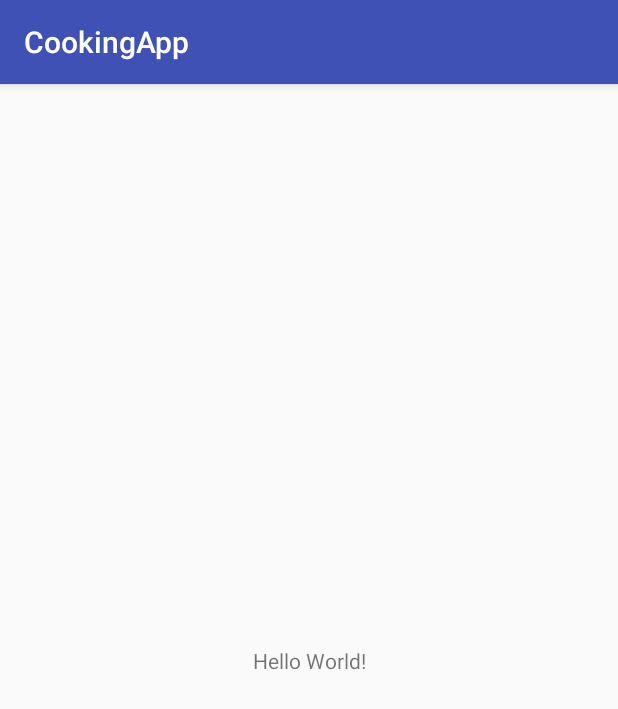
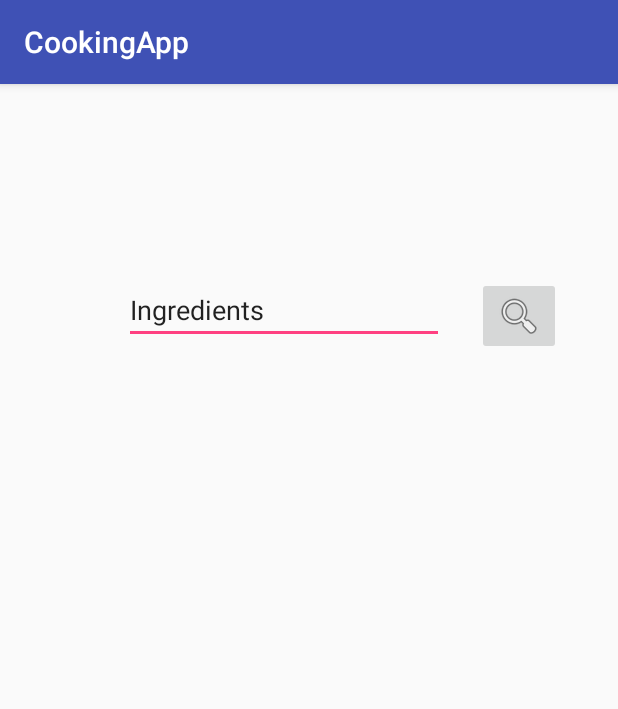
Before and after one commit to travesto/CookingApp, an Android app: the screen it shows after launch (MainActivity), on a phone screen of 412 x 824 dp. Shown: the top 709 px of the screen. Run offline under Robolectric (Android 15) with nearby library versions, the light colour scheme and no system bars.

Commit message:
Basic Search Bar & Results

```diff
--- a/app/src/main/AndroidManifest.xml
+++ b/app/src/main/AndroidManifest.xml
@@ -16,6 +16,12 @@
                 <category android:name="android.intent.category.LAUNCHER" />
             </intent-filter>
         </activity>
+        <activity android:name=".ResultsActivity">
+            <meta-data
+                android:name="android.support.PARENT_ACTIVITY"
+                android:value=".MainActivity" />
+        </activity>
     </application>
 
+
 </manifest>
--- a/app/src/main/res/layout/activity_main.xml
+++ b/app/src/main/res/layout/activity_main.xml
@@ -6,13 +6,30 @@
     android:layout_height="match_parent"
     tools:context="com.example.travis.cookingapp.MainActivity">
 
-    <TextView
+    <EditText
+        android:id="@+id/searchText"
         android:layout_width="wrap_content"
         android:layout_height="wrap_content"
-        android:text="Hello World!"
-        app:layout_constraintBottom_toBottomOf="parent"
-        app:layout_constraintLeft_toLeftOf="parent"
-        app:layout_constraintRight_toRightOf="parent"
+        android:layout_marginEnd="8dp"
+        android:layout_marginStart="38dp"
+        android:layout_marginTop="128dp"
+        android:ems="10"
+        android:inputType="text"
+        android:text="Ingredients"
+        app:layout_constraintEnd_toStartOf="@+id/searchButton"
+        app:layout_constraintHorizontal_bias="0.761"
+        app:layout_constraintStart_toStartOf="parent"
         app:layout_constraintTop_toTopOf="parent" />
 
+    <ImageButton
+        android:id="@+id/searchButton"
+        android:layout_width="wrap_content"
+        android:layout_height="wrap_content"
+        android:layout_marginEnd="38dp"
+        android:layout_marginTop="7dp"
+        android:onClick="sendMessage"
+        app:layout_constraintBottom_toBottomOf="@+id/searchText"
+        app:layout_constraintEnd_toEndOf="parent"
+        app:layout_constraintTop_toTopOf="@+id/searchText"
+        app:srcCompat="@android:drawable/ic_menu_search" />
 </android.support.constraint.ConstraintLayout>
--- a/build.gradle
+++ b/build.gradle
@@ -7,7 +7,7 @@ buildscript {
         jcenter()
     }
     dependencies {
-        classpath 'com.android.tools.build:gradle:3.0.0'
+        classpath 'com.android.tools.build:gradle:3.0.1'
 
 
         // NOTE: Do not place your application dependencies here; they belong
```
Also changed, not shown: app/src/main/java/com/example/travis/cookingapp/MainActivity.java (+15 -0 lines), app/src/main/java/com/example/travis/cookingapp/ResultsActivity.java (added, +22 -0 lines), app/src/main/res/layout/activity_results.xml (added, +21 -0 lines).
